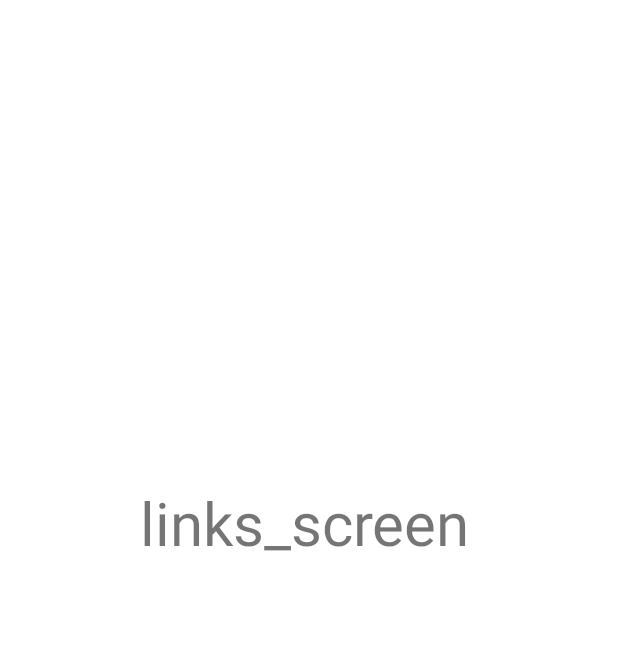
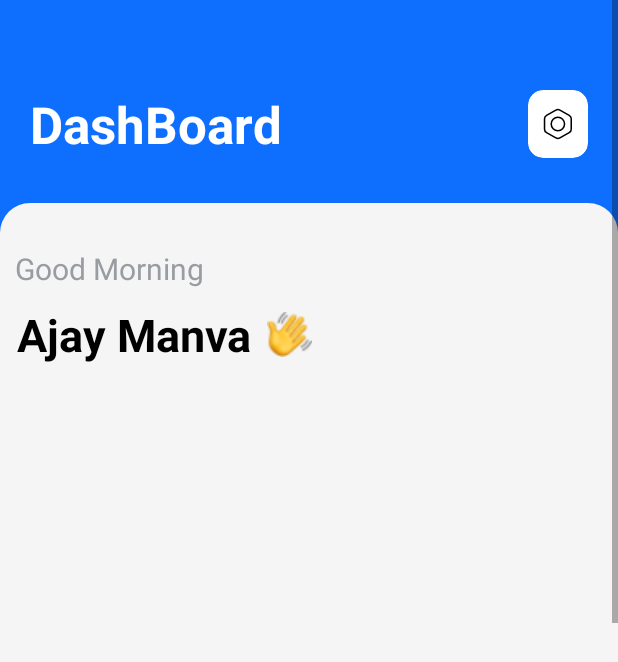
Before and after one commit to SAIF879/technicalAssessment, an Android app: the layout fragment_links.xml on its own in the app's theme, with its tools: preview values and no code run, on a phone screen of 412 x 824 dp. Shown: the top 662 px of the screen. Run offline under Robolectric (Android 15) with nearby library versions, the phone set to English and light mode, and no system bars.

Commit message:
initial build containing the app header , navigation , background done

```diff
--- a/app/src/main/java/com/example/technicalassessment/LinksFragment.kt
+++ b/app/src/main/java/com/example/technicalassessment/LinksFragment.kt
@@ -5,55 +5,22 @@ import androidx.fragment.app.Fragment
 import android.view.LayoutInflater
 import android.view.View
 import android.view.ViewGroup
+import com.example.technicalassessment.databinding.FragmentLinksBinding
 
-// TODO: Rename parameter arguments, choose names that match
-// the fragment initialization parameters, e.g. ARG_ITEM_NUMBER
-private const val ARG_PARAM1 = "param1"
-private const val ARG_PARAM2 = "param2"
 
-/**
- * A simple [Fragment] subclass.
- * Use the [LinksFragment.newInstance] factory method to
- * create an instance of this fragment.
- */
 class LinksFragment : Fragment() {
-    // TODO: Rename and change types of parameters
-    private var param1: String? = null
-    private var param2: String? = null
-
-    override fun onCreate(savedInstanceState: Bundle?) {
-        super.onCreate(savedInstanceState)
-        arguments?.let {
-            param1 = it.getString(ARG_PARAM1)
-            param2 = it.getString(ARG_PARAM2)
-        }
-    }
-
+    private val binding by lazy { FragmentLinksBinding.inflate(layoutInflater) }
     override fun onCreateView(
         inflater: LayoutInflater, container: ViewGroup?,
         savedInstanceState: Bundle?
     ): View? {
-        // Inflate the layout for this fragment
-        return inflater.inflate(R.layout.fragment_links, container, false)
+       return binding.root
     }
 
-    companion object {
-        /**
-         * Use this factory method to create a new instance of
-         * this fragment using the provided parameters.
-         *
-         * @param param1 Parameter 1.
-         * @param param2 Parameter 2.
-         * @return A new instance of fragment LinksFragment.
-         */
-        // TODO: Rename and change types and number of parameters
-        @JvmStatic
-        fun newInstance(param1: String, param2: String) =
-            LinksFragment().apply {
-                arguments = Bundle().apply {
-                    putString(ARG_PARAM1, param1)
-                    putString(ARG_PARAM2, param2)
-                }
-            }
+    override fun onViewCreated(view: View, savedInstanceState: Bundle?) {
+        super.onViewCreated(view, savedInstanceState)
+
+
     }
+
 }
--- /dev/null
+++ b/app/src/main/res/drawable/background_icon.xml
@@ -0,0 +1,16 @@
+<vector xmlns:android="http://schemas.android.com/apk/res/android"
+    android:width="19dp"
+    android:height="21dp"
+    android:viewportWidth="19"
+    android:viewportHeight="21">
+  <path
+      android:strokeWidth="1"
+      android:pathData="M14.125,10.5C14.125,12.922 12.166,14.885 9.75,14.885C7.334,14.885 5.375,12.922 5.375,10.5C5.375,8.078 7.334,6.115 9.75,6.115C12.166,6.115 14.125,8.078 14.125,10.5Z"
+      android:fillColor="#00000000"
+      android:strokeColor="#000000"/>
+  <path
+      android:strokeWidth="1"
+      android:pathData="M8.423,1.343C9.246,0.886 10.254,0.886 11.077,1.343L17.173,4.795C17.989,5.265 18.493,6.121 18.5,7.048V13.952C18.493,14.879 17.989,15.735 17.173,16.205L11.077,19.657C10.254,20.114 9.246,20.114 8.423,19.657L2.327,16.205C1.511,15.735 1.008,14.879 1,13.952L1,7.048C1.008,6.121 1.511,5.265 2.327,4.795L8.423,1.343Z"
+      android:fillColor="#00000000"
+      android:strokeColor="#000000"/>
+</vector>
--- /dev/null
+++ b/app/src/main/res/drawable/pentagon_button.xml
@@ -0,0 +1,26 @@
+<?xml version="1.0" encoding="utf-8"?>
+<layer-list xmlns:android="http://schemas.android.com/apk/res/android">
+    <!-- Background shape -->
+    <item>
+        <shape android:shape="rectangle">
+            <solid android:color="@android:color/transparent" />
+            <stroke
+                android:width="1dp"
+                android:color="#000000" />
+            <!-- Adjust the padding values as needed -->
+            <padding
+                android:left="16dp"
+                android:top="8dp"
+                android:right="16dp"
+                android:bottom="8dp" />
+            <corners android:radius="0dp" />
+            <size
+                android:width="96dp"
+                android:height="96dp" />
+        </shape>
+    </item>
+
+    <!-- Icon -->
+    <item android:drawable="@drawable/background_icon"
+        android:gravity="center" />
+</layer-list>
--- /dev/null
+++ b/app/src/main/res/drawable/screen_background.xml
@@ -0,0 +1,9 @@
+<?xml version="1.0" encoding="utf-8"?>
+<selector xmlns:android="http://schemas.android.com/apk/res/android">
+<item>
+    <shape android:shape="rectangle">
+        <corners android:topLeftRadius="20dp" android:topRightRadius="20dp"/>
+        <solid android:color="@color/theme_color"/>
+    </shape>
+</item>
+</selector>
--- a/app/src/main/res/layout/fragment_links.xml
+++ b/app/src/main/res/layout/fragment_links.xml
@@ -1,24 +1,114 @@
 <?xml version="1.0" encoding="utf-8"?>
-<androidx.constraintlayout.widget.ConstraintLayout xmlns:android="http://schemas.android.com/apk/res/android"
+<ScrollView
+    xmlns:android="http://schemas.android.com/apk/res/android"
     xmlns:app="http://schemas.android.com/apk/res-auto"
     xmlns:tools="http://schemas.android.com/tools"
     android:layout_width="match_parent"
     android:layout_height="match_parent"
+    android:background="@color/header_color"
     tools:context=".LinksFragment">
 
 
+    <androidx.constraintlayout.widget.ConstraintLayout
+        android:id="@+id/parent"
+        android:layout_width="match_parent"
+        android:layout_height="wrap_content"
+       >
+        <LinearLayout
+            android:id="@+id/llHeader"
+            android:layout_width="match_parent"
+            android:layout_height="wrap_content"
+            android:orientation="horizontal"
+            app:layout_constraintEnd_toEndOf="parent"
+            app:layout_constraintStart_toStartOf="parent"
+            android:layout_marginTop="60dp"
+            android:layout_marginHorizontal="20dp"
+            app:layout_constraintTop_toTopOf="parent">
+
             <TextView
                 android:id="@+id/textView"
+                android:layout_width="match_parent"
+                android:layout_height="wrap_content"
+                android:text="DashBoard"
+                android:textColor="@color/white"
+                android:textStyle="bold"
+                android:textSize="34dp"
+                android:layout_weight="1"
+                app:layout_constraintStart_toStartOf="@id/parent"
+                app:layout_constraintTop_toTopOf="@id/parent" />
+
+            <androidx.cardview.widget.CardView
+                android:layout_width="40dp"
+                android:layout_height="match_parent"
+                android:background="@android:color/transparent"
+                android:alpha="1"
+                app:cardCornerRadius="10dp">
+
+                <ImageView
                     android:layout_width="wrap_content"
                     android:layout_height="wrap_content"
-        android:layout_marginStart="174dp"
-        android:layout_marginTop="292dp"
-        android:layout_marginEnd="179dp"
-        android:layout_marginBottom="420dp"
-        android:text="links_screen"
-        android:textSize="40sp"
-        app:layout_constraintBottom_toBottomOf="parent"
-        app:layout_constraintEnd_toEndOf="parent"
+                    android:layout_gravity="center"
+                    android:src="@drawable/background_icon"
+                    />
+
+            </androidx.cardview.widget.CardView>
+        </LinearLayout>
+
+        <androidx.constraintlayout.widget.ConstraintLayout
+            android:layout_width="match_parent"
+            android:layout_height="1500dp"
+            android:layout_marginTop="30dp"
+            android:padding="10dp"
+            android:background="@drawable/screen_background"
+            app:layout_constraintStart_toStartOf="@id/parent"
+            app:layout_constraintTop_toBottomOf="@+id/llHeader">
+
+
+            <TextView
+                android:id="@+id/tvGreeting"
+                android:layout_width="wrap_content"
+                android:layout_height="wrap_content"
+                android:layout_marginTop="20dp"
+                android:textColor="@color/trunks"
+                android:text="Good Morning"
+                android:textSize="20sp"
                 app:layout_constraintStart_toStartOf="parent"
                 app:layout_constraintTop_toTopOf="parent" />
+
+            <LinearLayout
+                android:layout_width="200dp"
+                android:layout_height="wrap_content"
+                android:layout_marginTop="10dp"
+                android:orientation="horizontal"
+                android:gravity="center"
+                app:layout_constraintStart_toStartOf="parent"
+                app:layout_constraintTop_toBottomOf="@+id/tvGreeting">
+
+                <TextView
+                    android:id="@+id/tvName"
+                    android:layout_width="wrap_content"
+                    android:layout_height="wrap_content"
+                    android:text="Ajay Manva"
+                    android:textColor="@color/black"
+                    android:textStyle="bold"
+                    android:textSize="30sp"
+                    />
+
+                <ImageView
+                    android:layout_marginStart="10dp"
+                    android:layout_width="30dp"
+                    android:layout_height="30dp"
+                    android:background="@android:color/transparent"
+                    android:src="@drawable/hand"></ImageView>
+
+            </LinearLayout>
+
+
         </androidx.constraintlayout.widget.ConstraintLayout>
+    </androidx.constraintlayout.widget.ConstraintLayout>
+
+
+
+
+
+</ScrollView>
--- a/app/src/main/res/values-night/themes.xml
+++ b/app/src/main/res/values-night/themes.xml
@@ -1,13 +1,13 @@
 <resources xmlns:tools="http://schemas.android.com/tools">
     <!-- Base application theme. -->
-    <style name="Theme.TechnicalAssessment" parent="Theme.MaterialComponents.DayNight.DarkActionBar">
+    <style name="Theme.TechnicalAssessment" parent="Theme.MaterialComponents.DayNight.NoActionBar">
         <!-- Primary brand color. -->
-        <item name="colorPrimary">@color/purple_200</item>
+        <item name="colorPrimary">@color/purple_500</item>
         <item name="colorPrimaryVariant">@color/purple_700</item>
-        <item name="colorOnPrimary">@color/black</item>
+        <item name="colorOnPrimary">@color/white</item>
         <!-- Secondary brand color. -->
         <item name="colorSecondary">@color/teal_200</item>
-        <item name="colorSecondaryVariant">@color/teal_200</item>
+        <item name="colorSecondaryVariant">@color/teal_700</item>
         <item name="colorOnSecondary">@color/black</item>
         <!-- Status bar color. -->
         <item name="android:statusBarColor">?attr/colorPrimaryVariant</item>
--- a/app/src/main/res/values/colors.xml
+++ b/app/src/main/res/values/colors.xml
@@ -9,4 +9,5 @@
     <color name="white">#FFFFFFFF</color>
     <color name="header_color">#0E6FFF</color>
     <color name="theme_color">#F5F5F5</color>
+    <color name="trunks">#999CA0</color>
 </resources>
--- a/app/src/main/res/values/themes.xml
+++ b/app/src/main/res/values/themes.xml
@@ -1,6 +1,6 @@
 <resources xmlns:tools="http://schemas.android.com/tools">
     <!-- Base application theme. -->
-    <style name="Theme.TechnicalAssessment" parent="Theme.MaterialComponents.DayNight.DarkActionBar">
+    <style name="Theme.TechnicalAssessment" parent="Theme.MaterialComponents.DayNight.NoActionBar">
         <!-- Primary brand color. -->
         <item name="colorPrimary">@color/purple_500</item>
         <item name="colorPrimaryVariant">@color/purple_700</item>
```
Also changed, not shown: app/src/main/res/drawable/hand.png (added). Lines whose indentation alone changed are shown as unchanged.
